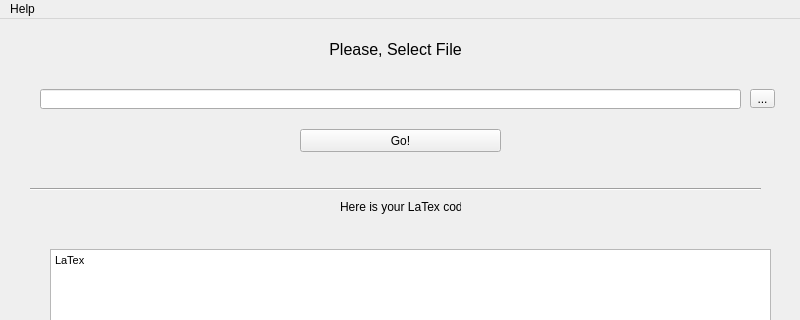
This is userInterface.ui in iancraz/LTSpice-to-LaTeX-Creator as Qt 5 draws it before an edit; both pictures show x 0 to 800 and y 0 to 320 of the 800 by 600 pixel window. The edited form follows.
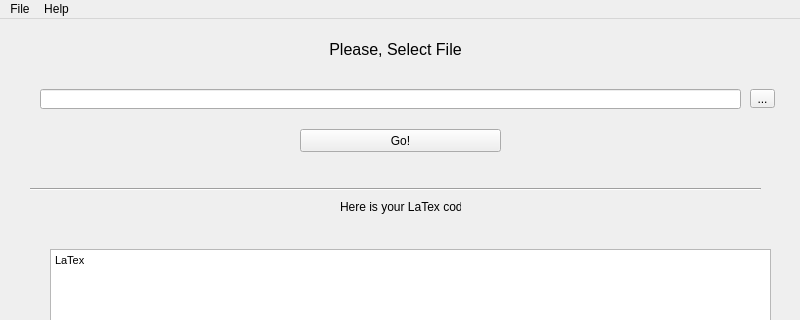
This is the edited form. Icons and pictures are not drawn.

Diff of the .ui file:
```diff
--- a/userInterface.ui
+++ b/userInterface.ui
@@ -151,6 +151,13 @@
     </property>
     <addaction name="actionAbout"/>
    </widget>
+   <widget class="QMenu" name="menuFile">
+    <property name="title">
+     <string>File</string>
+    </property>
+    <addaction name="actionSave"/>
+   </widget>
+   <addaction name="menuFile"/>
    <addaction name="menuHelp"/>
   </widget>
   <widget class="QStatusBar" name="statusbar"/>
```
Left out of the diff: 8 changed lines with no effect on the pictures.
